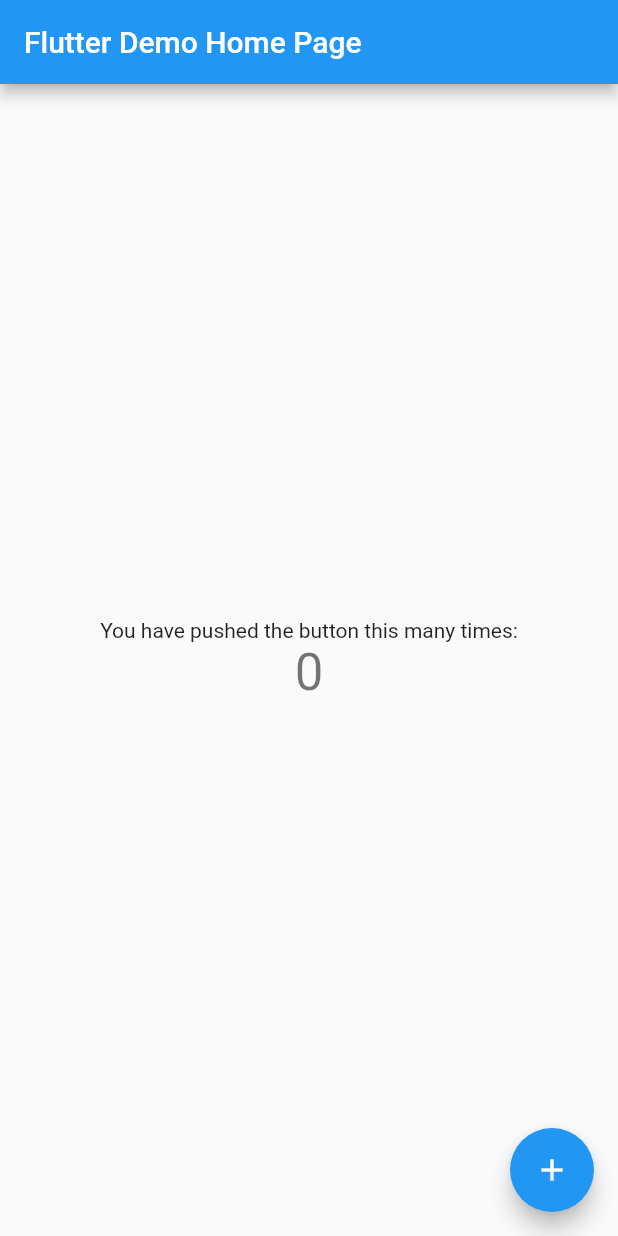
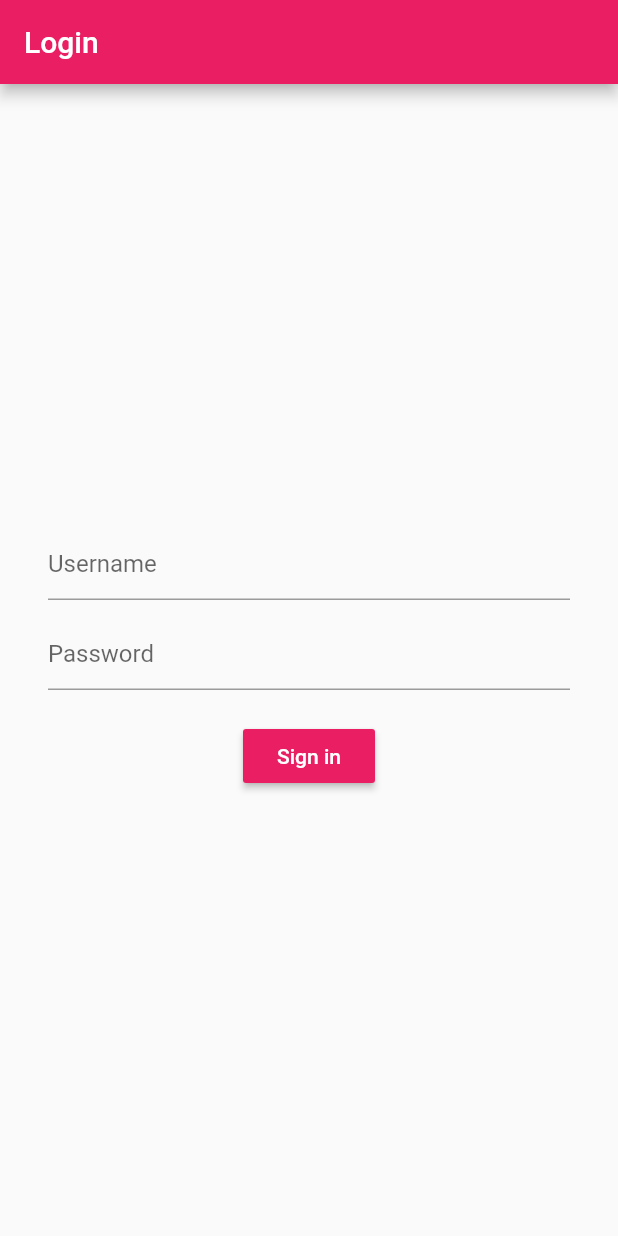
Before and after one commit to T-R-Lokesh/LoginFlutter, a Flutter app: the screen it shows after launch, on a phone screen of 412 x 824 dp. Run offline on Flutter 3.47's test engine with Material 2 defaults, Android fonts, the phone set to English and light mode, and no system bars.

Commit message:
Completed Login Screen

```diff
--- a/lib/login.dart
+++ b/lib/login.dart
@@ -0,0 +1,111 @@
+import 'dart:io';
+
+import 'package:flutter/material.dart';
+import 'package:flutter/cupertino.dart';
+
+class Login extends StatefulWidget {
+  @override
+  _LoginState createState() => _LoginState();
+}
+
+class _LoginState extends State<Login> with SingleTickerProviderStateMixin {
+  final username = "Username";
+
+  final password = "Password";
+
+  final signIn = "Sign in";
+
+  AnimationController animationController;
+  Animation<double> animation;
+  Animation<double> delayedAnimation;
+
+  @override
+  void initState() {
+    super.initState();
+    animationController =
+        AnimationController(duration: Duration(seconds: 1), vsync: this);
+
+    animation = Tween<double>(begin: -1.0, end: 0.0).animate(CurvedAnimation(
+        curve: Curves.fastOutSlowIn, parent: animationController));
+
+    delayedAnimation = Tween<double>(begin: -1.0, end: 0.0).animate(
+        CurvedAnimation(
+            curve: Interval(0.5, 1.0, curve: Curves.fastOutSlowIn),
+            parent: animationController));
+  }
+
+  @override
+  Widget build(BuildContext context) {
+    final double deviceWidth = MediaQuery.of(context).size.width;
+    animationController.forward();
+    return AnimatedBuilder(
+        animation: animationController,
+        builder: (BuildContext context, Widget child) {
+          return Center(
+            child: Padding(
+              padding: EdgeInsets.all(32.0),
+              child: Column(
+                mainAxisAlignment: MainAxisAlignment.center,
+                children: [
+                  Transform(
+                    transform: Matrix4.translationValues(
+                        animation.value * deviceWidth, 0.0, 0.0),
+                    child: Container(
+                      child: Column(
+                        children: [
+                          platform(
+                              TextField(
+                                decoration: InputDecoration(hintText: username),
+                              ),
+                              CupertinoTextField(
+                                placeholder: username,
+                              )),
+                          SizedBox(
+                            width: 12.0,
+                            height: 12.0,
+                          ),
+                          platform(
+                              TextField(
+                                decoration: InputDecoration(hintText: password),
+                              ),
+                              CupertinoTextField(
+                                placeholder: password,
+                              )),
+                          SizedBox(
+                            width: 20.0,
+                            height: 20.0,
+                          ),
+                        ],
+                      ),
+                    ),
+                  ),
+                  Transform(
+                    transform: Matrix4.translationValues(
+                        delayedAnimation.value * deviceWidth, 0.0, 0.0),
+                    child: platform(
+                        RaisedButton(
+                          child: Text(signIn),
+                          color: Colors.pink,
+                          textColor: Colors.white,
+                          onPressed: () {},
+                        ),
+                        CupertinoButton.filled(
+                          child: Text(signIn),
+                          onPressed: () {},
+                        )),
+                  ),
+                ],
+              ),
+            ),
+          );
+        });
+  }
+
+  Widget platform(Widget android, Widget iOS) {
+    if (Platform.isIOS) {
+      return iOS;
+    } else {
+      return android;
+    }
+  }
+}
--- a/lib/main.dart
+++ b/lib/main.dart
@@ -1,111 +1,17 @@
 import 'package:flutter/material.dart';
+import 'login.dart';
 
-void main() => runApp(MyApp());
-
-class MyApp extends StatelessWidget {
-  // This widget is the root of your application.
-  @override
-  Widget build(BuildContext context) {
-    return MaterialApp(
-      title: 'Flutter Demo',
-      theme: ThemeData(
-        // This is the theme of your application.
-        //
-        // Try running your application with "flutter run". You'll see the
-        // application has a blue toolbar. Then, without quitting the app, try
-        // changing the primarySwatch below to Colors.green and then invoke
-        // "hot reload" (press "r" in the console where you ran "flutter run",
-        // or simply save your changes to "hot reload" in a Flutter IDE).
-        // Notice that the counter didn't reset back to zero; the application
-        // is not restarted.
-        primarySwatch: Colors.blue,
-      ),
-      home: MyHomePage(title: 'Flutter Demo Home Page'),
-    );
-  }
-}
-
-class MyHomePage extends StatefulWidget {
-  MyHomePage({Key key, this.title}) : super(key: key);
-
-  // This widget is the home page of your application. It is stateful, meaning
-  // that it has a State object (defined below) that contains fields that affect
-  // how it looks.
-
-  // This class is the configuration for the state. It holds the values (in this
-  // case the title) provided by the parent (in this case the App widget) and
-  // used by the build method of the State. Fields in a Widget subclass are
-  // always marked "final".
-
-  final String title;
-
-  @override
-  _MyHomePageState createState() => _MyHomePageState();
-}
-
-class _MyHomePageState extends State<MyHomePage> {
-  int _counter = 0;
-
-  void _incrementCounter() {
-    setState(() {
-      // This call to setState tells the Flutter framework that something has
-      // changed in this State, which causes it to rerun the build method below
-      // so that the display can reflect the updated values. If we changed
-      // _counter without calling setState(), then the build method would not be
-      // called again, and so nothing would appear to happen.
-      _counter++;
-    });
-  }
-
-  @override
-  Widget build(BuildContext context) {
-    // This method is rerun every time setState is called, for instance as done
-    // by the _incrementCounter method above.
-    //
-    // The Flutter framework has been optimized to make rerunning build methods
-    // fast, so that you can just rebuild anything that needs updating rather
-    // than having to individually change instances of widgets.
-    return Scaffold(
-      appBar: AppBar(
-        // Here we take the value from the MyHomePage object that was created by
-        // the App.build method, and use it to set our appbar title.
-        title: Text(widget.title),
-      ),
-      body: Center(
-        // Center is a layout widget. It takes a single child and positions it
-        // in the middle of the parent.
-        child: Column(
-          // Column is also layout widget. It takes a list of children and
-          // arranges them vertically. By default, it sizes itself to fit its
-          // children horizontally, and tries to be as tall as its parent.
-          //
-          // Invoke "debug painting" (press "p" in the console, choose the
-          // "Toggle Debug Paint" action from the Flutter Inspector in Android
-          // Studio, or the "Toggle Debug Paint" command in Visual Studio Code)
-          // to see the wireframe for each widget.
-          //
-          // Column has various properties to control how it sizes itself and
-          // how it positions its children. Here we use mainAxisAlignment to
-          // center the children vertically; the main axis here is the vertical
-          // axis because Columns are vertical (the cross axis would be
-          // horizontal).
-          mainAxisAlignment: MainAxisAlignment.center,
-          children: <Widget>[
-            Text(
-              'You have pushed the button this many times:',
-            ),
-            Text(
-              '$_counter',
-              style: Theme.of(context).textTheme.display1,
-            ),
-          ],
-        ),
-      ),
-      floatingActionButton: FloatingActionButton(
-        onPressed: _incrementCounter,
-        tooltip: 'Increment',
-        child: Icon(Icons.add),
-      ), // This trailing comma makes auto-formatting nicer for build methods.
-    );
-  }
-}
+void main() => runApp(
+ MaterialApp(
+title: "Lofin",
+theme: ThemeData(
+  primarySwatch: Colors.pink,
+),
+home: Scaffold(
+appBar: AppBar(
+title: Text("Login"),
+),
+body: Login(),
+),
+)
+);
```
Also changed, not shown: 1 other file.
